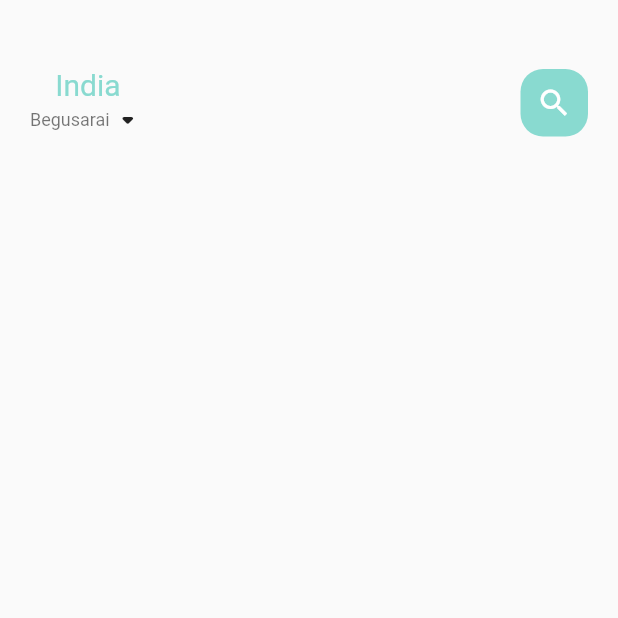
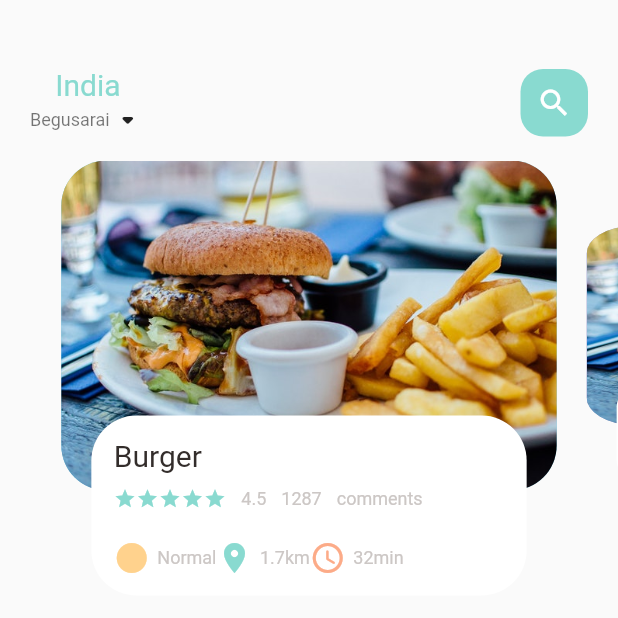
Before and after one commit to nothing-available/E-commerce-App, a Flutter app: the screen it shows after launch, on a phone screen of 412 x 824 dp, the top half of it. Run offline on Flutter 3.47's test engine with Material 2 defaults, Android fonts, the light colour scheme and no system bars.

Commit message:
changes 	new file:   assets/images/burger.jpg 	new file:   lib/Home/food_page_body.dart 	modified:   lib/Home/main_food_page.dart 	new file:   lib/widgets/icons_and_text_widget.dart

```diff
--- /dev/null
+++ b/lib/Home/food_page_body.dart
@@ -0,0 +1,171 @@
+import 'package:e_commerce_app/colors.dart';
+import 'package:e_commerce_app/widgets/big_text.dart';
+import 'package:e_commerce_app/widgets/icons_and_text_widget.dart';
+import 'package:e_commerce_app/widgets/small_text.dart';
+import 'package:flutter/cupertino.dart';
+import 'package:flutter/gestures.dart';
+import 'package:flutter/material.dart';
+import 'package:flutter/rendering.dart';
+
+class FoodPageBody extends StatefulWidget {
+  const FoodPageBody({super.key});
+
+  @override
+  State<FoodPageBody> createState() => _FoodPageBodyState();
+}
+
+class _FoodPageBodyState extends State<FoodPageBody> {
+  //for showing next slide and previous slide
+  PageController pageController = PageController(viewportFraction: 0.85);
+  var _currPageValue = 0.0; //for animation on sliding
+  double _scaleFactor = 0.8;
+  double _height = 220;
+
+  @override
+  void initState() {
+    super.initState();
+    pageController.addListener(() {
+      setState(() {
+        _currPageValue = pageController.page!;
+      });
+    });
+  }
+
+  @override
+  void dispose() {
+    // means when u leave the page, we don't want it to active
+    pageController.dispose();
+  }
+
+  @override
+  Widget build(BuildContext context) {
+    return Container(
+      height: 320,
+      child: PageView.builder(
+          controller: pageController,
+          itemCount: 5,
+          itemBuilder: (context, position) {
+            return _buildPageItem(position);
+          }),
+    );
+  }
+
+  Widget _buildPageItem(int index) {
+    Matrix4 matrix = new Matrix4.identity(); //this is an aPi for scaling
+    //check
+    if (index == _currPageValue.floor()) {
+      //floor for round fig. or number
+      var currScale = 1 - (_currPageValue - index) * (1 - _scaleFactor);
+
+      var currTrans = _height * (1 - currScale) / 2;
+
+      matrix = Matrix4.diagonal3Values(1, currScale, 1)..setTranslationRaw(0, currTrans, 0);
+    } else if (index == _currPageValue.floor() + 1) {
+      // refers to the next slide
+      var currScale =
+          _scaleFactor + (_currPageValue - index) * (1 - _scaleFactor);
+
+      var currTrans = _height * (1 - currScale) / 2;
+      matrix = Matrix4.diagonal3Values(1, currScale, 1);
+
+      matrix = Matrix4.diagonal3Values(1, currScale, 1)
+        ..setTranslationRaw(0, currTrans, 0);
+
+    }// for prev slide
+    else if (index == _currPageValue.floor() - 1) {
+      var currScale = 1 - (_currPageValue - index) * (1 - _scaleFactor);
+
+      var currTrans = _height * (1 - currScale) / 2;
+
+      matrix = Matrix4.diagonal3Values(1, currScale, 1);
+
+      matrix = Matrix4.diagonal3Values(1, currScale, 1)..setTranslationRaw(0,currTrans, 0);
+    }
+
+    return Transform(
+      transform: matrix,
+      child: Stack(
+        children: [
+          Container(
+            height: 220,
+            margin: EdgeInsets.only(left: 10, right: 10),
+            decoration: BoxDecoration(
+                borderRadius: BorderRadius.circular(30),
+                color: index.isEven ? Color(0xFF69c5df) : Color(0xFF9294cc),
+                image: const DecorationImage(
+                    fit: BoxFit.cover, //to fit the image
+                    image: AssetImage("assets/images/burger.jpg"))),
+          ),
+          Align(
+            //simply make another widget bottom the imgaes
+            alignment: Alignment.bottomCenter,
+            child: Container(
+              height: 120,
+              margin: EdgeInsets.only(left: 30, right: 30, bottom: 30),
+              decoration: BoxDecoration(
+                borderRadius: BorderRadius.circular(30),
+                color: Colors.white,
+              ),
+              child: Container(
+                padding: EdgeInsets.only(top: 15, left: 15, right: 15),
+                child: Column(
+                  crossAxisAlignment: CrossAxisAlignment.start,
+                  children: [
+                    BigText(text: "Burger"),
+                    SizedBox(
+                      height: 10,
+                    ),
+                    Row(
+                      children: [
+                        Wrap(
+                            // use to draw something horizontally
+                            children: List.generate(
+                                5,
+                                (index) => Icon(
+                                      Icons.star,
+                                      color: AppColors.mainColor,
+                                      size: 15,
+                                    ))),
+                        SizedBox(
+                          width: 10,
+                        ),
+                        SmallText(text: "4.5"),
+                        SizedBox(
+                          width: 10,
+                        ),
+                        SmallText(text: "1287"),
+                        SizedBox(
+                          width: 10,
+                        ),
+                        SmallText(text: "comments")
+                      ],
+                    ),
+                    SizedBox(
+                      height: 20,
+                    ),
+                    Row(
+                      children: [
+                        IconAndTextWidget(
+                            icon: Icons.circle_sharp,
+                            text: "Normal",
+                            iconColor: AppColors.iconColor1),
+                        IconAndTextWidget(
+                            icon: Icons.location_on,
+                            text: "1.7km",
+                            iconColor: AppColors.mainColor),
+                        IconAndTextWidget(
+                            icon: Icons.access_time_rounded,
+                            text: "32min",
+                            iconColor: AppColors.iconColor2),
+                      ],
+                    )
+                  ],
+                ),
+              ),
+            ),
+          ),
+        ],
+      ),
+    );
+  }
+}
--- a/lib/Home/main_food_page.dart
+++ b/lib/Home/main_food_page.dart
@@ -1,10 +1,8 @@
+import 'package:e_commerce_app/Home/food_page_body.dart';
 import 'package:e_commerce_app/colors.dart';
 import 'package:e_commerce_app/widgets/big_text.dart';
 import 'package:e_commerce_app/widgets/small_text.dart';
-import 'package:flutter/cupertino.dart';
 import 'package:flutter/material.dart';
-import 'package:flutter/src/widgets/container.dart';
-import 'package:flutter/src/widgets/framework.dart';
 
 class MainFoodPage extends StatefulWidget {
   const MainFoodPage({super.key});
@@ -55,6 +53,7 @@
                 ),
             ),
           ),
+         const FoodPageBody(),
         ],
       ),
     );
--- /dev/null
+++ b/lib/widgets/icons_and_text_widget.dart
@@ -0,0 +1,27 @@
+import 'package:e_commerce_app/widgets/small_text.dart';
+import 'package:flutter/cupertino.dart';
+
+class IconAndTextWidget extends StatelessWidget {
+  final IconData icon;
+  final String text;
+  final Color iconColor;
+
+  const IconAndTextWidget(
+      {Key? key,
+      required this.icon,
+      required this.text,
+      required this.iconColor
+      })
+      : super(key: key);
+
+  @override
+  Widget build(BuildContext context) {
+    return Row(
+      children: [
+        Icon(icon, color: iconColor,),
+        SizedBox(width: 5,),
+        SmallText(text: text,),
+      ],
+    );
+  }
+}
```
Also changed, not shown: assets/images/burger.jpg (added).
